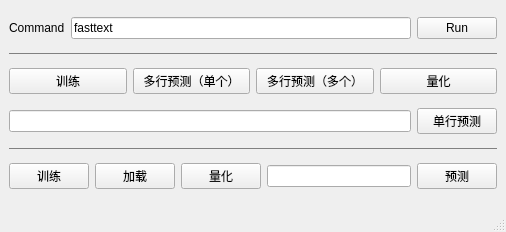
iwxyi/FastText-GUI, file mainwindow.ui: the form before one commit.
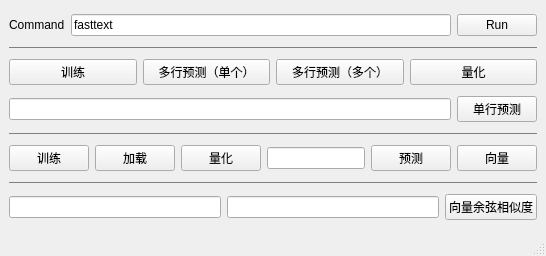
The form after the commit.

Commit message: 添加余弦向量计算器

Diff of the .ui file:
```diff
--- a/mainwindow.ui
+++ b/mainwindow.ui
@@ -6,8 +6,8 @@
    <rect>
     <x>0</x>
     <y>0</y>
-    <width>506</width>
-    <height>232</height>
+    <width>546</width>
+    <height>256</height>
    </rect>
   </property>
   <property name="windowTitle">
@@ -148,6 +148,52 @@
         </property>
        </widget>
       </item>
+      <item>
+       <widget class="QPushButton" name="pushButton_11">
+        <property name="text">
+         <string>向量</string>
+        </property>
+       </widget>
+      </item>
+     </layout>
+    </item>
+    <item>
+     <widget class="QWidget" name="widget_3" native="true">
+      <property name="minimumSize">
+       <size>
+        <width>0</width>
+        <height>1</height>
+       </size>
+      </property>
+      <property name="maximumSize">
+       <size>
+        <width>16777215</width>
+        <height>1</height>
+       </size>
+      </property>
+      <property name="styleSheet">
+       <string notr="true">background: gray;</string>
+      </property>
+     </widget>
+    </item>
+    <item>
+     <layout class="QHBoxLayout" name="horizontalLayout_5">
+      <property name="topMargin">
+       <number>0</number>
+      </property>
+      <item>
+       <widget class="QLineEdit" name="lineEdit_5"/>
+      </item>
+      <item>
+       <widget class="QLineEdit" name="lineEdit_4"/>
+      </item>
+      <item>
+       <widget class="QPushButton" name="pushButton_12">
+        <property name="text">
+         <string>向量余弦相似度</string>
+        </property>
+       </widget>
+      </item>
      </layout>
     </item>
    </layout>
```
Left out of the diff: 2 changed lines with no effect on the pictures. The commit also changes 4 other files.
